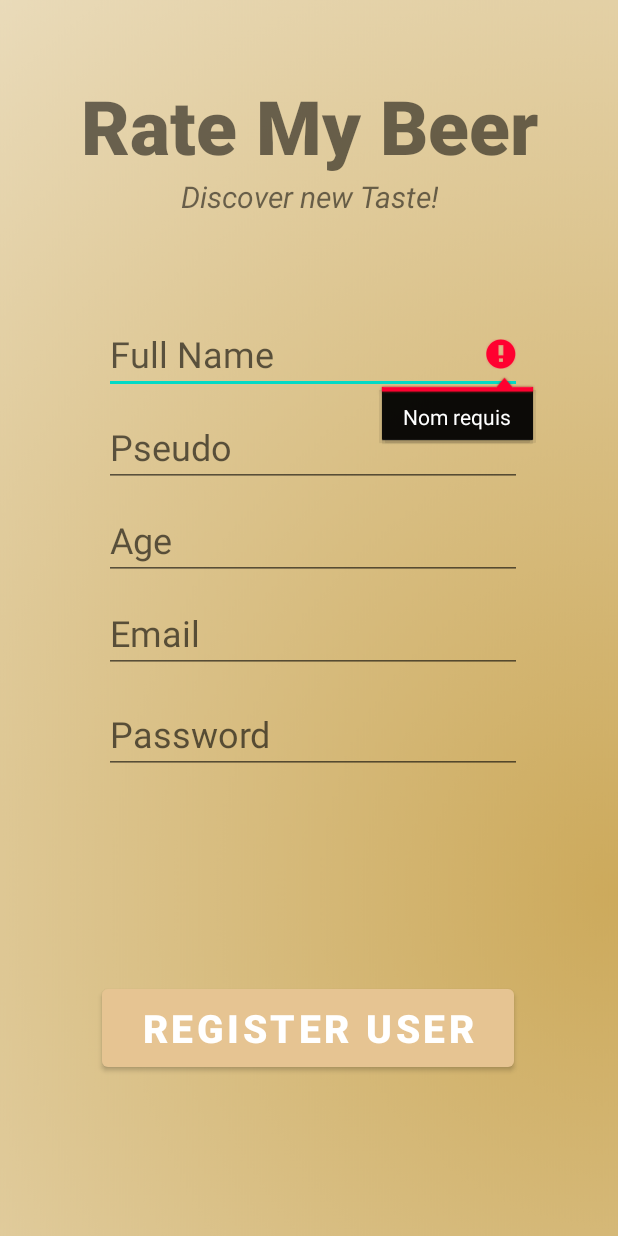
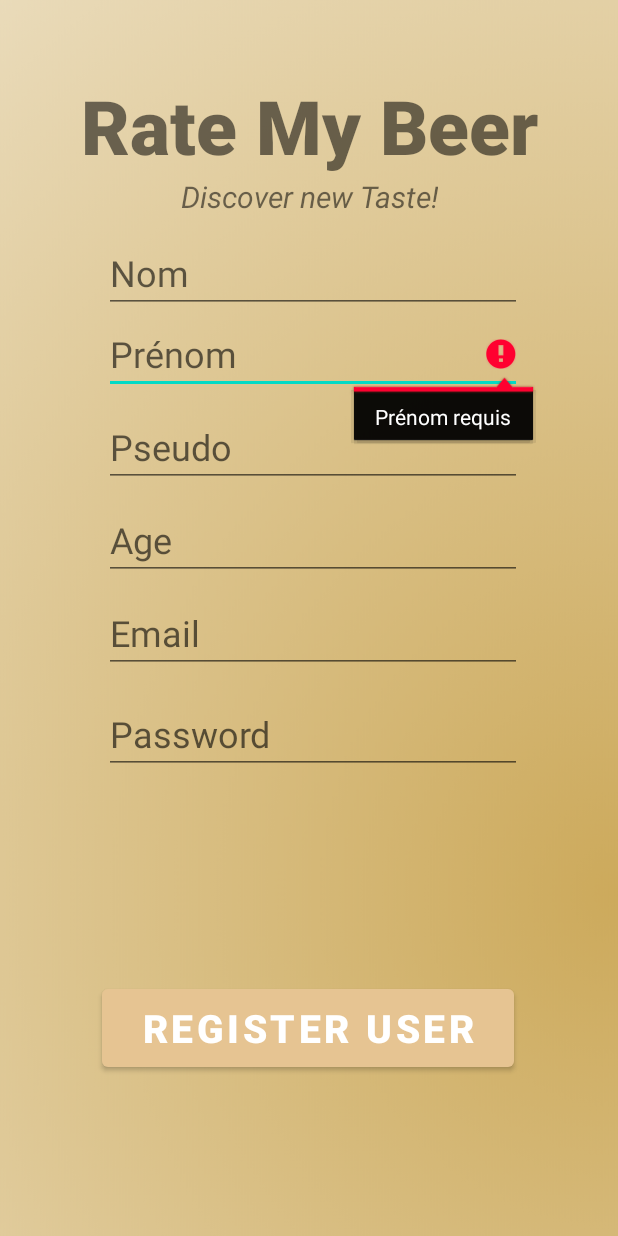
Before and after one commit to robinp12/Rate-My-Beer, an Android app: the Activity_Register screen opened directly, with no data from a screen before it, after a tap on "REGISTER USER", on a phone screen of 412 x 824 dp. Run offline under Robolectric (Android 15) with nearby library versions, the phone set to English and light mode, and no system bars; our stand-ins replace Firebase (no records; nobody signed in at launch, a user with empty details on screens opened directly).

Commit message:
amélioration + fix systeme d'inscription/connexion + cacher le mdp en DB + refactor

```diff
--- a/app/src/main/AndroidManifest.xml
+++ b/app/src/main/AndroidManifest.xml
@@ -12,7 +12,7 @@
         android:theme="@style/Theme.RateMyBeer">
         <activity android:name=".Activity_ResetPassword" />
         <activity android:name=".Activity_Register" />
-        <activity android:name=".Activity_Login" android:label="@string/app_name">>
+        <activity android:name=".Activity_Login" android:label="@string/app_name">
             <intent-filter>
                 <action android:name="android.intent.action.MAIN" />
 
@@ -21,7 +21,6 @@
         </activity>
         <activity android:name=".Activity_Timeline" />
         <activity android:name=".Activity_Beer" />
-        <activity android:name=".Activity_Home"/>
         <activity android:name=".Activity_AddBeer" />
     </application>
 
--- a/app/src/main/java/com/example/ratemybeer/Activity_Register.java
+++ b/app/src/main/java/com/example/ratemybeer/Activity_Register.java
@@ -24,7 +24,7 @@ import com.google.firebase.database.FirebaseDatabase;
 public class Activity_Register extends AppCompatActivity implements View.OnClickListener {
     private FirebaseAuth mAuth;
     private TextView banner, registerUser ;
-    private EditText editTextFullName, editTextAge ,editTextEmail, editTextPassword, editTextPseudo ;
+    private EditText editTextFirstName, editTextLastName, editTextAge ,editTextEmail, editTextPassword, editTextPseudo ;
     private ProgressBar progressBar ;
 
     @Override
@@ -39,11 +39,12 @@ public class Activity_Register extends AppCompatActivity implements View.OnClick
         registerUser = (Button) findViewById(R.id.registerUser) ;
         registerUser.setOnClickListener(this);
 
-        editTextFullName = (EditText) findViewById(R.id.fullname) ;
-        editTextAge = (EditText) findViewById(R.id.age) ;
-        editTextEmail = (EditText) findViewById(R.id.email) ;
-        editTextPassword = (EditText) findViewById(R.id.password) ;
-        editTextPseudo = (EditText) findViewById(R.id.pseudo) ;
+        editTextFirstName = findViewById(R.id.fullname) ;
+        editTextLastName = findViewById(R.id.fullname2) ;
+        editTextPseudo = findViewById(R.id.pseudo) ;
+        editTextAge = findViewById(R.id.age) ;
+        editTextEmail = findViewById(R.id.email) ;
+        editTextPassword = findViewById(R.id.password) ;
 
         progressBar = (ProgressBar) findViewById(R.id.progressBar) ;
     }
@@ -61,15 +62,21 @@ public class Activity_Register extends AppCompatActivity implements View.OnClick
     }
 
     private void registerUser() {
+        String firstname = editTextFirstName.getText().toString().trim() ;
+        String lastname = editTextLastName.getText().toString().trim() ;
+        String Pseudo = editTextPseudo.getText().toString().trim() ;
+        String age = editTextAge.getText().toString().trim() ;
         String email = editTextEmail.getText().toString().trim() ;
         String password = editTextPassword.getText().toString().trim() ;
-        String fullname = editTextFullName.getText().toString().trim() ;
-        String age = editTextAge.getText().toString().trim() ;
-        String Pseudo = editTextPseudo.getText().toString().trim() ;
 
-        if (fullname.isEmpty()){
-            editTextFullName.setError("Nom requis");
-            editTextFullName.requestFocus();
+        if (firstname.isEmpty()){
+            editTextFirstName.setError("Prénom requis");
+            editTextFirstName.requestFocus();
+            return;
+        }
+        if (lastname.isEmpty()){
+            editTextLastName.setError("Nom requis");
+            editTextLastName.requestFocus();
             return;
         }
         if (password.isEmpty()){
@@ -98,8 +105,8 @@ public class Activity_Register extends AppCompatActivity implements View.OnClick
             return ;
         }
         if (Pseudo.isEmpty()){
-            editTextFullName.setError("Pseudo requis");
-            editTextFullName.requestFocus();
+            editTextPseudo.setError("Pseudo requis");
+            editTextPseudo.requestFocus();
             return;
         }
 
@@ -109,7 +116,7 @@ public class Activity_Register extends AppCompatActivity implements View.OnClick
                 @Override
                 public void onComplete(@NonNull Task<AuthResult> task) {
                     if(task.isSuccessful()){
-                        User user = new User (fullname,age,email,password,Pseudo);
+                        User user = new User (firstname,lastname,age,email,Pseudo);
                         FirebaseDatabase.getInstance().getReference("Users")
                             .child(FirebaseAuth.getInstance().getCurrentUser().getUid())
                             .setValue(user)
@@ -126,6 +133,9 @@ public class Activity_Register extends AppCompatActivity implements View.OnClick
                                     }
                                 }
                             });
+                        FirebaseUser userr = FirebaseAuth.getInstance().getCurrentUser();
+                        UserProfileChangeRequest profileUpdates = new UserProfileChangeRequest.Builder().setDisplayName(lastname + " " + firstname).build();
+                        userr.updateProfile(profileUpdates);
                     }
                     else {
                         Toast.makeText(Activity_Register.this, "Erreur d'inscription! Veuillez ressayer.",Toast.LENGTH_LONG).show();
--- a/app/src/main/java/com/example/ratemybeer/Activity_Timeline.java
+++ b/app/src/main/java/com/example/ratemybeer/Activity_Timeline.java
@@ -34,6 +34,7 @@ public class Activity_Timeline extends AppCompatActivity {
     BottomNavigationView bottomNavigationView;
     Biere beer;
     Spinner spinner;
+
     @Override
     protected void onCreate(Bundle savedInstanceState) {
         super.onCreate(savedInstanceState);
--- a/app/src/main/java/com/example/ratemybeer/BeerAdapter.java
+++ b/app/src/main/java/com/example/ratemybeer/BeerAdapter.java
@@ -96,8 +96,6 @@ public class BeerAdapter extends BaseAdapter implements Filterable {
         return view;
     }
 
-
-
     @Override
     public Filter getFilter() {
         Filter filter = new Filter() {
--- a/app/src/main/res/layout/activity_register.xml
+++ b/app/src/main/res/layout/activity_register.xml
@@ -44,10 +44,27 @@
         android:layout_marginEnd="64dp"
         android:ems="10"
 
-        android:hint="Full Name"
+        android:hint="Prénom"
         android:inputType="text"
         android:textSize="24sp"
         app:layout_constraintEnd_toEndOf="parent"
+        app:layout_constraintStart_toStartOf="parent"
+        app:layout_constraintTop_toBottomOf="@+id/bannerDescription" />
+
+    <EditText
+        android:id="@+id/fullname2"
+        android:layout_width="0dp"
+        android:layout_height="52dp"
+        android:layout_marginStart="69dp"
+        android:layout_marginTop="12dp"
+        android:layout_marginEnd="64dp"
+        android:ems="10"
+
+        android:hint="Nom"
+        android:inputType="text"
+        android:textSize="24sp"
+        app:layout_constraintEnd_toEndOf="parent"
+        app:layout_constraintHorizontal_bias="0.0"
         app:layout_constraintStart_toStartOf="parent"
         app:layout_constraintTop_toBottomOf="@+id/bannerDescription" />
 
@@ -94,7 +111,7 @@
 
         android:ems="10"
         android:hint="Password"
-        android:inputType="text"
+        android:inputType="textPassword"
         android:textSize="24sp"
         app:layout_constraintEnd_toEndOf="parent"
         app:layout_constraintStart_toStartOf="parent"
```
Also changed, not shown: app/src/main/java/com/example/ratemybeer/Activity_Home.java (deleted, +0 -70 lines), app/src/main/java/com/example/ratemybeer/Activity_Login.java (+20 -19 lines), app/src/main/java/com/example/ratemybeer/User.java (+17 -22 lines), app/src/main/res/layout/activity_home.xml (deleted, +0 -175 lines).
